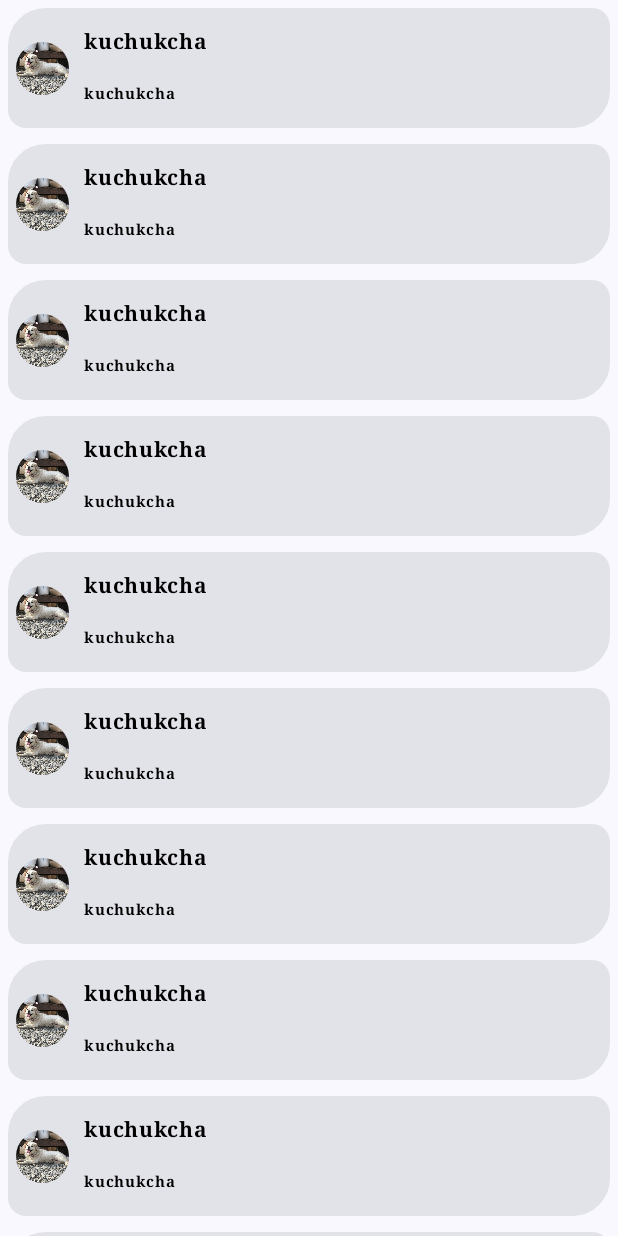
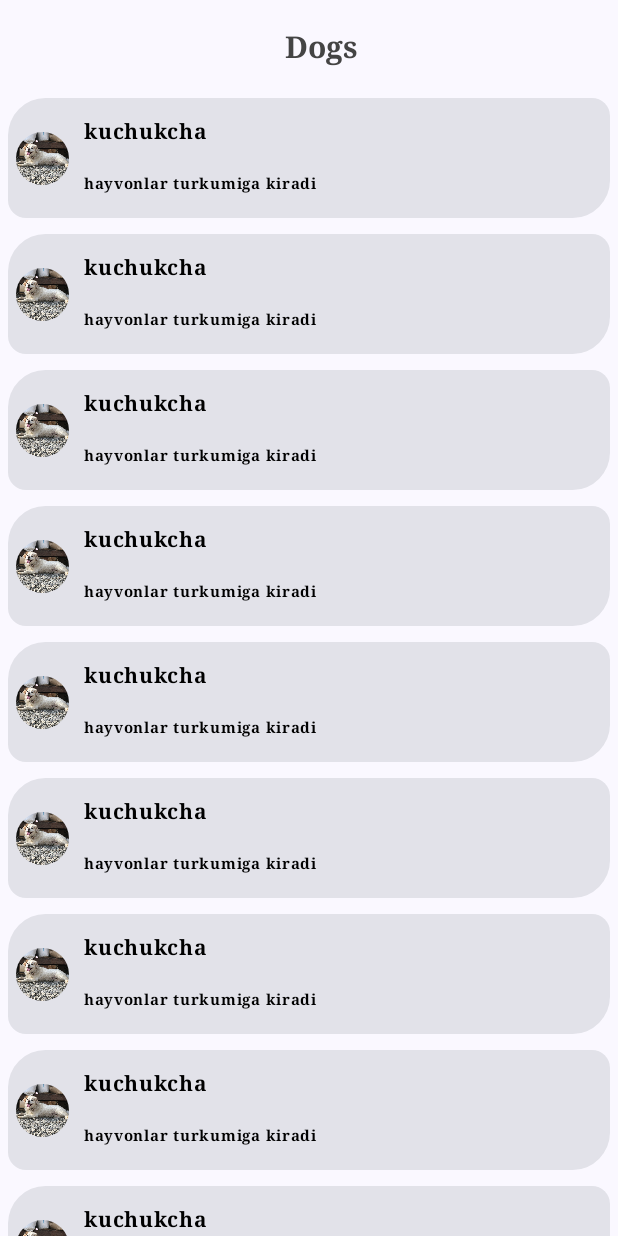
Before and after one commit to jurabek003/List_UI, an Android app built with Jetpack Compose: the screen it shows after launch (MainActivity), on a phone screen of 412 x 824 dp. Run offline under Robolectric (Android 15) with nearby library versions, the phone set to English and light mode, and no system bars.

Commit message:
Scaffold add

```diff
--- a/app/src/main/java/uz/turgunboyevjurabek/listui/MainActivity.kt
+++ b/app/src/main/java/uz/turgunboyevjurabek/listui/MainActivity.kt
@@ -1,5 +1,6 @@
 package uz.turgunboyevjurabek.listui
 
+import android.annotation.SuppressLint
 import android.graphics.Paint.Style
 import android.graphics.Typeface
 import android.graphics.drawable.shapes.Shape
@@ -9,6 +10,7 @@ import androidx.activity.compose.setContent
 import androidx.compose.foundation.Image
 import androidx.compose.foundation.layout.Arrangement
 import androidx.compose.foundation.layout.Column
+import androidx.compose.foundation.layout.PaddingValues
 import androidx.compose.foundation.layout.Row
 import androidx.compose.foundation.layout.fillMaxSize
 import androidx.compose.foundation.layout.fillMaxWidth
@@ -16,10 +18,15 @@ import androidx.compose.foundation.layout.height
 import androidx.compose.foundation.layout.padding
 import androidx.compose.foundation.layout.size
 import androidx.compose.foundation.lazy.LazyColumn
+import androidx.compose.foundation.lazy.rememberLazyListState
+import androidx.compose.foundation.rememberScrollState
 import androidx.compose.foundation.shape.RoundedCornerShape
 import androidx.compose.material3.Card
 import androidx.compose.material3.CardDefaults
+import androidx.compose.material3.CenterAlignedTopAppBar
+import androidx.compose.material3.ExperimentalMaterial3Api
 import androidx.compose.material3.MaterialTheme
+import androidx.compose.material3.Scaffold
 import androidx.compose.material3.Shapes
 import androidx.compose.material3.Surface
 import androidx.compose.material3.Text
@@ -41,95 +48,165 @@ import uz.turgunboyevjurabek.listui.ui.theme.ListUITheme
 import kotlin.math.round
 
 class MainActivity : ComponentActivity() {
+    @SuppressLint("UnusedMaterial3ScaffoldPaddingParameter")
+    @OptIn(ExperimentalMaterial3Api::class)
     override fun onCreate(savedInstanceState: Bundle?) {
         super.onCreate(savedInstanceState)
         setContent {
             ListUITheme {
                 // A surface container using the 'background' color from the theme
                 Surface(
-                    modifier = Modifier.fillMaxSize(),
-                    color = MaterialTheme.colorScheme.background
+                    Modifier.fillMaxSize(), color = MaterialTheme.colorScheme.background
                 ) {
-                    val img= painterResource(id = R.drawable.img)
-                    val data=Data(img,"kuchukcha","hayvonlar turkumiga kiradi")
+                    val img = painterResource(id = R.drawable.img)
 
-                    val list=ArrayList<Data>()
-                    list.add(Data(img,"kuchukcha","hayvonlar turkumiga kiradi"))
-                    list.add(Data(img,"kuchukcha","hayvonlar turkumiga kiradi"))
-                    list.add(Data(img,"kuchukcha","hayvonlar turkumiga kiradi"))
-                    list.add(Data(img,"kuchukcha","hayvonlar turkumiga kiradi"))
-                    list.add(Data(img,"kuchukcha","hayvonlar turkumiga kiradi"))
-                    list.add(Data(img,"kuchukcha","hayvonlar turkumiga kiradi"))
-                    list.add(Data(img,"kuchukcha","hayvonlar turkumiga kiradi"))
-                    list.add(Data(img,"kuchukcha","hayvonlar turkumiga kiradi"))
-                    list.add(Data(img,"kuchukcha","hayvonlar turkumiga kiradi"))
-                    list.add(Data(img,"kuchukcha","hayvonlar turkumiga kiradi"))
-                    list.add(Data(img,"kuchukcha","hayvonlar turkumiga kiradi"))
-                    list.add(Data(img,"kuchukcha","hayvonlar turkumiga kiradi"))
-                    list.add(Data(img,"kuchukcha","hayvonlar turkumiga kiradi"))
-                    list.add(Data(img,"kuchukcha","hayvonlar turkumiga kiradi"))
-                    list.add(Data(img,"kuchukcha","hayvonlar turkumiga kiradi"))
-                    list.add(Data(img,"kuchukcha","hayvonlar turkumiga kiradi"))
-                    list.add(Data(img,"kuchukcha","hayvonlar turkumiga kiradi"))
-                    list.add(Data(img,"kuchukcha","hayvonlar turkumiga kiradi"))
-                    list.add(Data(img,"kuchukcha","hayvonlar turkumiga kiradi"))
-                    list.add(Data(img,"kuchukcha","hayvonlar turkumiga kiradi"))
-                    list.add(Data(img,"kuchukcha","hayvonlar turkumiga kiradi"))
-                    list.add(Data(img,"kuchukcha","hayvonlar turkumiga kiradi"))
-                    list.add(Data(img,"kuchukcha","hayvonlar turkumiga kiradi"))
-                    list.add(Data(img,"kuchukcha","hayvonlar turkumiga kiradi"))
-                    list.add(Data(img,"kuchukcha","hayvonlar turkumiga kiradi"))
-                    list.add(Data(img,"kuchukcha","hayvonlar turkumiga kiradi"))
-                    list.add(Data(img,"kuchukcha","hayvonlar turkumiga kiradi"))
-                    list.add(Data(img,"kuchukcha","hayvonlar turkumiga kiradi"))
-                    LazyColumn{
-                        items(list.size){
-                            ItemUI(data = list[it])
+                    val list = ArrayList<Data>()
+                    list.add(Data(img, "kuchukcha", "hayvonlar turkumiga kiradi"))
+                    list.add(Data(img, "kuchukcha", "hayvonlar turkumiga kiradi"))
+                    list.add(Data(img, "kuchukcha", "hayvonlar turkumiga kiradi"))
+                    list.add(Data(img, "kuchukcha", "hayvonlar turkumiga kiradi"))
+                    list.add(Data(img, "kuchukcha", "hayvonlar turkumiga kiradi"))
+                    list.add(Data(img, "kuchukcha", "hayvonlar turkumiga kiradi"))
+                    list.add(Data(img, "kuchukcha", "hayvonlar turkumiga kiradi"))
+                    list.add(Data(img, "kuchukcha", "hayvonlar turkumiga kiradi"))
+                    list.add(Data(img, "kuchukcha", "hayvonlar turkumiga kiradi"))
+                    list.add(Data(img, "kuchukcha", "hayvonlar turkumiga kiradi"))
+                    list.add(Data(img, "kuchukcha", "hayvonlar turkumiga kiradi"))
+                    list.add(Data(img, "kuchukcha", "hayvonlar turkumiga kiradi"))
+                    list.add(Data(img, "kuchukcha", "hayvonlar turkumiga kiradi"))
+                    list.add(Data(img, "kuchukcha", "hayvonlar turkumiga kiradi"))
+                    list.add(Data(img, "kuchukcha", "hayvonlar turkumiga kiradi"))
+                    list.add(Data(img, "kuchukcha", "hayvonlar turkumiga kiradi"))
+                    list.add(Data(img, "kuchukcha", "hayvonlar turkumiga kiradi"))
+                    list.add(Data(img, "kuchukcha", "hayvonlar turkumiga kiradi"))
+                    list.add(Data(img, "kuchukcha", "hayvonlar turkumiga kiradi"))
+                    list.add(Data(img, "kuchukcha", "hayvonlar turkumiga kiradi"))
+                    list.add(Data(img, "kuchukcha", "hayvonlar turkumiga kiradi"))
+                    list.add(Data(img, "kuchukcha", "hayvonlar turkumiga kiradi"))
+                    list.add(Data(img, "kuchukcha", "hayvonlar turkumiga kiradi"))
+                    list.add(Data(img, "kuchukcha", "hayvonlar turkumiga kiradi"))
+                    list.add(Data(img, "kuchukcha", "hayvonlar turkumiga kiradi"))
+                    list.add(Data(img, "kuchukcha", "hayvonlar turkumiga kiradi"))
+                    list.add(Data(img, "kuchukcha", "hayvonlar turkumiga kiradi"))
+                    list.add(Data(img, "kuchukcha", "hayvonlar turkumiga kiradi"))
+                    Column(modifier = Modifier.fillMaxSize()) {
+                        Scaffold(
+                            topBar = {
+                                ActionBar()
+                            },
+                            content = {
+                                val scrollState = rememberLazyListState()
+
+                                LazyColumn(
+                                    contentPadding = PaddingValues(top = 60.dp), // TopAppBarni joylashtirish
+                                state = scrollState
+                                ) {
+                                    items(list.size) { index ->
+                                        ItemUI(data = list[index])
                                     }
-
                                 }
+                            }
+                        )
                     }
                 }
             }
         }
     }
 
-
-
+    @OptIn(ExperimentalMaterial3Api::class)
     @Preview(showSystemUi = true)
     @Composable
     fun GreetingPreview() {
         ListUITheme {
-        val img= painterResource(id = R.drawable.img)
-        val data=Data(img,"kuchukcha","hayvonlar turkumiga kiradi")
+            Column {
+                ActionBar()
+                val img = painterResource(id = R.drawable.img)
+                val data = Data(img, "kuchukcha", "hayvonlar turkumiga kiradi")
                 ItemUI(data)
+            }
+
         }
     }
 
     @Composable
-fun ItemUI(data: Data,
-    modifier: Modifier= Modifier
+    fun ItemUI(
+        data: Data,
+        modifier: Modifier = Modifier
             .fillMaxWidth()
-        .padding(5.dp)) {
+            .padding(5.dp)
+    ) {
 
-//    val shape=Shapes(small = RoundedCornerShape(topStart = 25.dp, bottomEnd = 25.dp))
-    Card(modifier=modifier.clip(RoundedCornerShape(topStart = 25.dp, bottomEnd = 25.dp, topEnd = 0.dp, bottomStart = 0.dp)),
+        Card(
+            modifier = modifier.clip(
+                RoundedCornerShape(
+                    topStart = 25.dp,
+                    bottomEnd = 25.dp,
+                    topEnd = 0.dp,
+                    bottomStart = 0.dp
+                )
+            ),
 
             shape = CardDefaults.shape,
         ) {
-        Row(modifier = Modifier
+            Row(
+                modifier = Modifier
                     .padding(5.dp),
                 verticalAlignment = Alignment.CenterVertically
             ) {
-            Image(modifier = Modifier
+                Image(
+                    modifier = Modifier
                         .size(35.dp)
                         .clip(MaterialTheme.shapes.extraLarge),
                     painter = painterResource(R.drawable.img), contentDescription = null,
-                contentScale = ContentScale.Crop)
-            Column(modifier= Modifier.padding(start = 10.dp)) {
-                Text(text = data.name, color = Color.Black, fontSize = 14.sp, fontWeight = FontWeight.SemiBold, fontFamily = FontFamily.Serif,modifier = Modifier.padding(vertical = 5.dp))
-                Text(text = data.name, color = Color.Black, fontSize = 10.sp, fontWeight = FontWeight.SemiBold, fontFamily = FontFamily.Serif,modifier = Modifier.padding(vertical = 5.dp))
+                    contentScale = ContentScale.Crop
+                )
+                Column(modifier = Modifier.padding(start = 10.dp)) {
+                    Text(
+                        text = data.name,
+                        color = Color.Black,
+                        fontSize = 14.sp,
+                        fontWeight = FontWeight.SemiBold,
+                        fontFamily = FontFamily.Serif,
+                        modifier = Modifier.padding(vertical = 5.dp)
+                    )
+                    Text(
+                        text = data.description,
+                        color = Color.Black,
+                        fontSize = 10.sp,
+                        fontWeight = FontWeight.SemiBold,
+                        fontFamily = FontFamily.Serif,
+                        modifier = Modifier.padding(vertical = 5.dp)
+                    )
                 }
             }
         }
     }
+
+
+    @OptIn(ExperimentalMaterial3Api::class)
+    @Composable
+    fun ActionBar(modifier: Modifier = Modifier.fillMaxWidth()) {
+
+        CenterAlignedTopAppBar(
+            title = {
+                Row(
+                    modifier = modifier,
+                    verticalAlignment = Alignment.CenterVertically,
+                    horizontalArrangement = Arrangement.Center
+                ) {
+                    Text(
+                        text = "Dogs",
+                        fontSize = 20.sp,
+                        fontFamily = FontFamily.Serif,
+                        fontWeight = FontWeight.ExtraBold,
+                        color = Color.DarkGray
+                    )
+                }
+
+            },
+            modifier = modifier
+        )
+
+
+    }
+}
```
Lines whose indentation alone changed are shown as unchanged.
